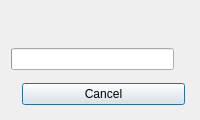
Qt form source/progressdialog.ui (pionere/d1-graphics-tool) before a commit.
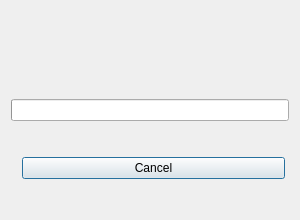
The same form after that commit.

What changed in the file:
```diff
--- a/source/progressdialog.ui
+++ b/source/progressdialog.ui
@@ -6,8 +6,8 @@
    <rect>
     <x>0</x>
     <y>0</y>
-    <width>200</width>
-    <height>120</height>
+    <width>300</width>
+    <height>220</height>
    </rect>
   </property>
   <property name="modal">
@@ -15,35 +15,15 @@
   </property>
   <layout class="QVBoxLayout" name="verticalLayout">
    <item>
-    <widget class="QLabel" name="progressLabel"/>
-   </item>
-   <item>
-    <widget class="QWidget" name="progressWidget" native="true">
-     <layout class="QHBoxLayout" name="horizontalLayout_1">
-      <property name="spacing">
-       <number>8</number>
-      </property>
-      <property name="leftMargin">
-       <number>0</number>
-      </property>
-      <property name="topMargin">
-       <number>0</number>
-      </property>
-      <property name="rightMargin">
-       <number>0</number>
-      </property>
-      <property name="bottomMargin">
-       <number>0</number>
-      </property>
-      <item>
-       <widget class="QProgressBar" name="progressBar"/>
-      </item>
-      <item>
-       <widget class="QLabel" name="valueLabel"/>
-      </item>
-     </layout>
+    <widget class="QLabel" name="progressLabel">
+     <property name="alignment">
+      <set>Qt::AlignCenter</set>
+     </property>
     </widget>
    </item>
+   <item>
+    <widget class="QProgressBar" name="progressBar"/>
+   </item>
    <item>
     <widget class="QWidget" name="progressButtonsWidget" native="true">
      <layout class="QHBoxLayout" name="horizontalLayout_2">
```
